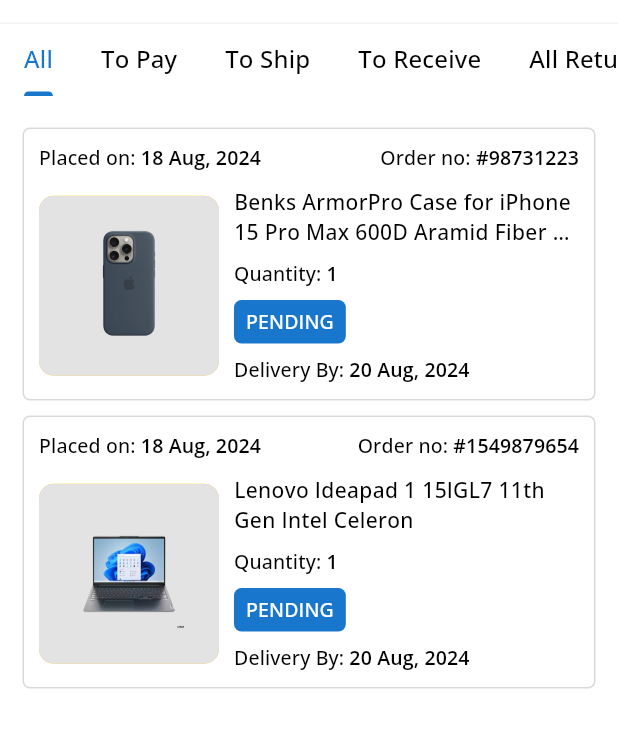
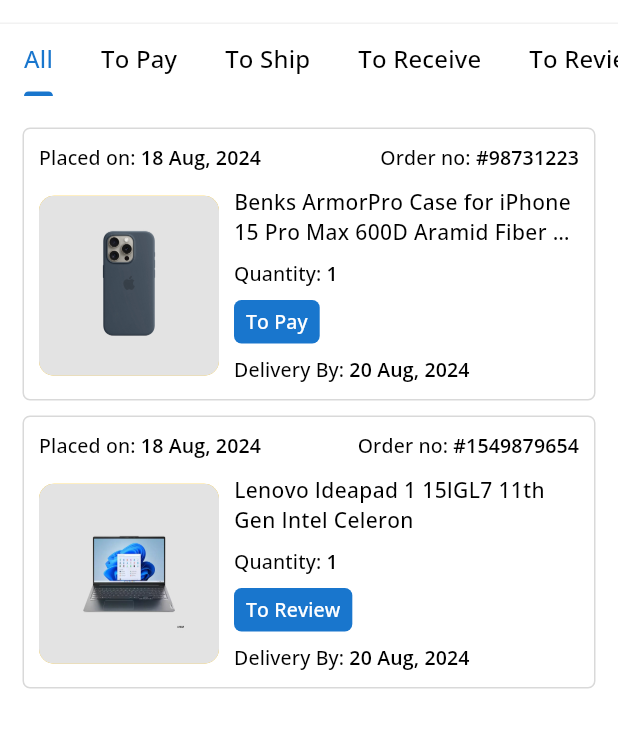
Before and after one commit to Sabinkc/ecommerce_template, a Flutter app: the ProfileScreen screen opened directly, after a tap on "View All Orders", on a phone screen of 412 x 824 dp, the part 60-808 px from its top. Run offline on Flutter 3.47's test engine with Material 3 defaults, Android fonts, the phone set to English and light mode, and no system bars; our stand-ins replace carousel_slider, flutter_rating_bar, get, getwidget, icons_plus, keyboard_dismisser and 1 more.

Commit message:
UI Changes

```diff
--- a/lib/features/store/controllers/productdetailscontroller.dart
+++ b/lib/features/store/controllers/productdetailscontroller.dart
@@ -5,7 +5,7 @@
 
   RxBool istitleExpanded = false.obs;
   RxBool isdescExpanded = false.obs;
-
+  RxInt selectedColorIndex = 0.obs;
   void changetitleExpanded() {
     istitleExpanded.value = !istitleExpanded.value;
   }
@@ -13,4 +13,8 @@
   void changedescExpanded() {
     isdescExpanded.value = !isdescExpanded.value;
   }
+
+  void changeSelectedColorIndex(int currentValue) {
+    selectedColorIndex.value = currentValue;
+  }
 }
--- a/lib/features/store/model/alltabs.dart
+++ b/lib/features/store/model/alltabs.dart
@@ -19,6 +19,7 @@
   "To Pay",
   "To Ship",
   "To Receive",
+  "To Review",
   "All Returns",
 ];
 final List categories = [
--- a/lib/features/store/screen/navigation/profile.dart
+++ b/lib/features/store/screen/navigation/profile.dart
@@ -1,4 +1,6 @@
 import 'package:ecommerce/features/store/controllers/wishlistcontroller.dart';
+import 'package:ecommerce/features/store/screen/others/messages.dart';
+import 'package:ecommerce/features/store/screen/others/myreviews.dart';
 import 'package:flutter/material.dart';
 import 'package:get/get.dart';
 import 'package:icons_plus/icons_plus.dart';
@@ -47,10 +49,18 @@
         },
       },
       {
+        "icon": Iconsax.keyboard_open_outline,
+        "option": "To Review",
+        "func": () {
+          orderController.changeTabIndex(4);
+          Get.to(() => const OrdersScreen());
+        },
+      },
+      {
         "icon": Iconsax.undo_outline,
         "option": "All Returns",
         "func": () {
-          orderController.changeTabIndex(4);
+          orderController.changeTabIndex(5);
           Get.to(() => const OrdersScreen());
         },
       },
@@ -59,7 +69,9 @@
       {
         "icon": Iconsax.message_outline,
         "option": "Messages",
-        "func": () {},
+        "func": () {
+          Get.to(() => const MessagesScreen());
+        },
       },
       {
         "icon": Iconsax.send_2_outline,
@@ -69,7 +81,9 @@
       {
         "icon": Iconsax.keyboard_outline,
         "option": "My Reviews",
-        "func": () {},
+        "func": () {
+          Get.to(() => const MyReviewsScreen());
+        },
       },
       {
         "icon": Iconsax.card_coin_outline,
@@ -297,7 +311,7 @@
                         return OrderOptions(
                           optionTitle: entry["option"],
                           icon: entry["icon"],
-                          func: () {},
+                          func: entry["func"],
                         );
                       },
                     ).toList(),
--- a/lib/features/store/screen/navigation/widgets/cartitemcontainer.dart
+++ b/lib/features/store/screen/navigation/widgets/cartitemcontainer.dart
@@ -200,7 +200,7 @@
               child: Obx(
                 () => GFCheckbox(
                   size: 25,
-                  type: GFCheckboxType.custom,
+                  type: GFCheckboxType.basic,
                   customBgColor: SQColors.primary,
                   onChanged: (value) {
                     cartControllers.selectItems(cartItemDetails["cartItemId"]);
--- a/lib/features/store/screen/orderdetails.dart
+++ b/lib/features/store/screen/orderdetails.dart
@@ -1,14 +1,16 @@
 import 'package:ecommerce/features/store/screen/checkout.dart';
+import 'package:ecommerce/features/store/screen/reviews/addreview.dart';
 import 'package:ecommerce/utils/constants/sizes.dart';
 import 'package:ecommerce/widgets/elevatedbutton.dart';
 import 'package:flutter/material.dart';
+import 'package:get/get.dart';
 import 'package:icons_plus/icons_plus.dart';
 
 import '../../../utils/constants/colors.dart';
 
 class OrderDetailsScreen extends StatelessWidget {
-  const OrderDetailsScreen({super.key});
-
+  const OrderDetailsScreen({super.key, required this.orderStatus});
+  final String orderStatus;
   @override
   Widget build(BuildContext context) {
     final size = MediaQuery.of(context).size;
@@ -186,7 +188,11 @@
               width: size.width,
               height: size.height * 0.055,
               child: ElevatedButton(
-                onPressed: () {},
+                onPressed: orderStatus == "To Review"
+                    ? () {
+                        Get.to(() => const AddReviewScreen());
+                      }
+                    : () {},
                 style: ElevatedButton.styleFrom(
                   backgroundColor: Colors.white,
                   shape: RoundedRectangleBorder(
@@ -200,7 +206,7 @@
                   ),
                 ),
                 child: Text(
-                  "Cancel Order",
+                  orderStatus == "To Review" ? "Review Product" : "Cancel Order",
                   style: Theme.of(context).textTheme.headlineSmall!.apply(
                         color: Colors.black,
                       ),
--- a/lib/features/store/screen/orders.dart
+++ b/lib/features/store/screen/orders.dart
@@ -67,7 +67,7 @@
                         imageLink: "assets/images/phonecase.jpg",
                         productTitle: "Benks ArmorPro Case for iPhone 15 Pro Max 600D Aramid Fiber Cover",
                         quantityNo: "1",
-                        orderStatus: "PENDING",
+                        orderStatus: "To Pay",
                         deliveredBy: "20 Aug, 2024",
                       ),
                       OrderedItemContainer(
@@ -76,11 +76,12 @@
                         imageLink: "assets/images/laptop.jpg",
                         productTitle: "Lenovo Ideapad 1 15lGL7 11th Gen Intel Celeron",
                         quantityNo: "1",
-                        orderStatus: "PENDING",
+                        orderStatus: "To Review",
                         deliveredBy: "20 Aug, 2024",
                       ),
                     ],
                   ),
+                  EmptyOrderListContainer(),
                   EmptyOrderListContainer(),
                   EmptyOrderListContainer(),
                   EmptyOrderListContainer(),
@@ -113,8 +114,11 @@
   Widget build(BuildContext context) {
     final size = MediaQuery.of(context).size;
     return InkWell(
+      overlayColor: WidgetStateColor.transparent,
       onTap: () => Get.to(
-        () => const OrderDetailsScreen(),
+        () => OrderDetailsScreen(
+          orderStatus: orderStatus,
+        ),
       ),
       child: Container(
         margin: const EdgeInsets.symmetric(
```
Also changed, not shown: lib/extras/allextrafeatures.dart (added, +69 -0 lines), lib/features/store/screen/navigation/cart.dart (+4 -5 lines), lib/features/store/screen/productdetails.dart (+64 -56 lines), lib/features/store/screen/widgets/productcontainer.dart (+3 -7 lines), lib/widgets/sqgridlayout.dart (+8 -0 lines).
